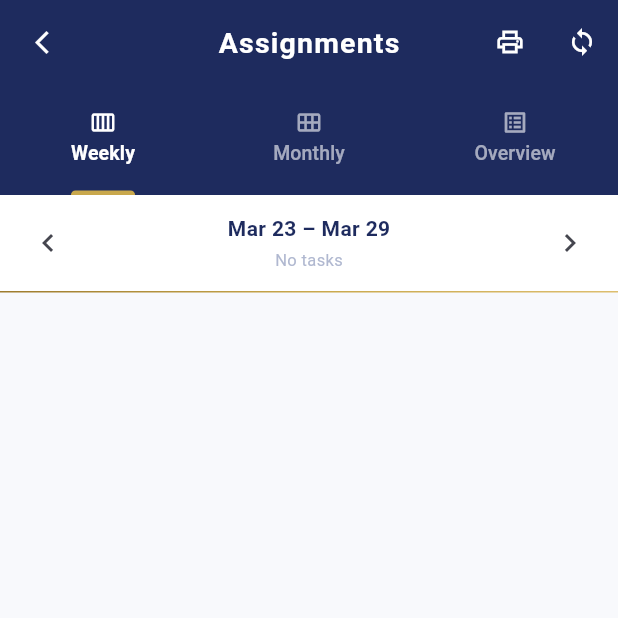
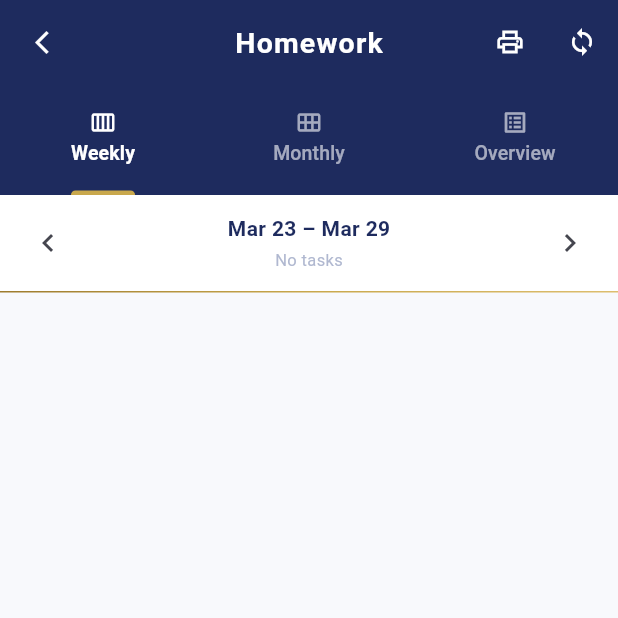
Before and after one commit to ewing111j/ACHC-Co-op-App, a Flutter app: the AssignmentsScreen screen opened directly, on a phone screen of 412 x 824 dp, the top half of it. Run offline on Flutter 3.47's test engine with Material 3 defaults, Android fonts, the phone set to English and light mode, and no system bars; our stand-ins replace cloud_firestore, file_picker, firebase_auth, firebase_core, firebase_storage, hive_flutter and 4 more; accounts and stored records are empty; generated files the repository leaves out were written again; Roboto replaces fonts that are missing (Georgia).

Commit message:
UI: rename Assignments label to Homework across nav, AppBar, settings, and PDF

```diff
--- a/lib/screens/assignments/assignments_screen.dart
+++ b/lib/screens/assignments/assignments_screen.dart
@@ -180,7 +180,7 @@ class _AssignmentsScreenState extends State<AssignmentsScreen>
       build: (pw.Context ctx) => [
         pw.Header(
             level: 0,
-            child: pw.Text('Assignments – $studentName',
+            child: pw.Text('Homework – $studentName',
                 style: pw.TextStyle(
                     fontSize: 18, fontWeight: pw.FontWeight.bold))),
         pw.SizedBox(height: 8),
@@ -238,7 +238,7 @@ class _AssignmentsScreenState extends State<AssignmentsScreen>
     ));
     await Printing.layoutPdf(
         onLayout: (_) async => doc.save(),
-        name: 'Assignments_$studentName.pdf');
+        name: 'Homework_$studentName.pdf');
   }
 
   // ── Build ────────────────────────────────────────────────────────
@@ -260,7 +260,7 @@ class _AssignmentsScreenState extends State<AssignmentsScreen>
     return Scaffold(
       backgroundColor: AppTheme.background,
       appBar: AppBar(
-        title: const Text('Assignments'),
+        title: const Text('Homework'),
         leading: IconButton(
           icon: const Icon(Icons.arrow_back_ios_new, size: 18),
           onPressed: () => Navigator.pop(context),
--- a/lib/screens/home/home_screen.dart
+++ b/lib/screens/home/home_screen.dart
@@ -479,7 +479,7 @@ class _HomeScreenState extends State<HomeScreen> {
   List<_FeatureItem> _features(UserModel user) {
     if (user.isStudent) {
       return [
-        _FeatureItem('Assignments', Icons.assignment_outlined,
+        _FeatureItem('Homework', Icons.assignment_outlined,
           AppTheme.assignmentsColor, const AssignmentsScreen(),
           notifKey: NotificationPrefsService.keyAssignments,
           seenKey: 'assignments',
@@ -506,7 +506,7 @@ class _HomeScreenState extends State<HomeScreen> {
       ];
     }
     return [
-      _FeatureItem('Assignments', Icons.assignment_outlined,
+      _FeatureItem('Homework', Icons.assignment_outlined,
         AppTheme.assignmentsColor, const AssignmentsScreen(),
         notifKey: NotificationPrefsService.keyAssignments,
         seenKey: 'assignments',
@@ -875,7 +875,7 @@ class _NotifSettingsSheetState extends State<_NotifSettingsSheet> {
   @override
   Widget build(BuildContext context) {
     final items = [
-      _NotifItem('Assignments', Icons.assignment_outlined,
+      _NotifItem('Homework', Icons.assignment_outlined,
           AppTheme.assignmentsColor, NotificationPrefsService.keyAssignments),
       _NotifItem('Messages', Icons.chat_bubble_outline,
           AppTheme.messagesColor, NotificationPrefsService.keyMessages),
--- a/lib/screens/settings/settings_screen.dart
+++ b/lib/screens/settings/settings_screen.dart
@@ -752,7 +752,7 @@ class _NotifSettingsSheetState extends State<_NotifSettingsSheet> {
   @override
   Widget build(BuildContext context) {
     final items = [
-      _NotifItem('Assignments', Icons.assignment_outlined,
+      _NotifItem('Homework', Icons.assignment_outlined,
           AppTheme.assignmentsColor, NotificationPrefsService.keyAssignments),
       _NotifItem('Messages', Icons.chat_bubble_outline,
           AppTheme.messagesColor, NotificationPrefsService.keyMessages),
```
